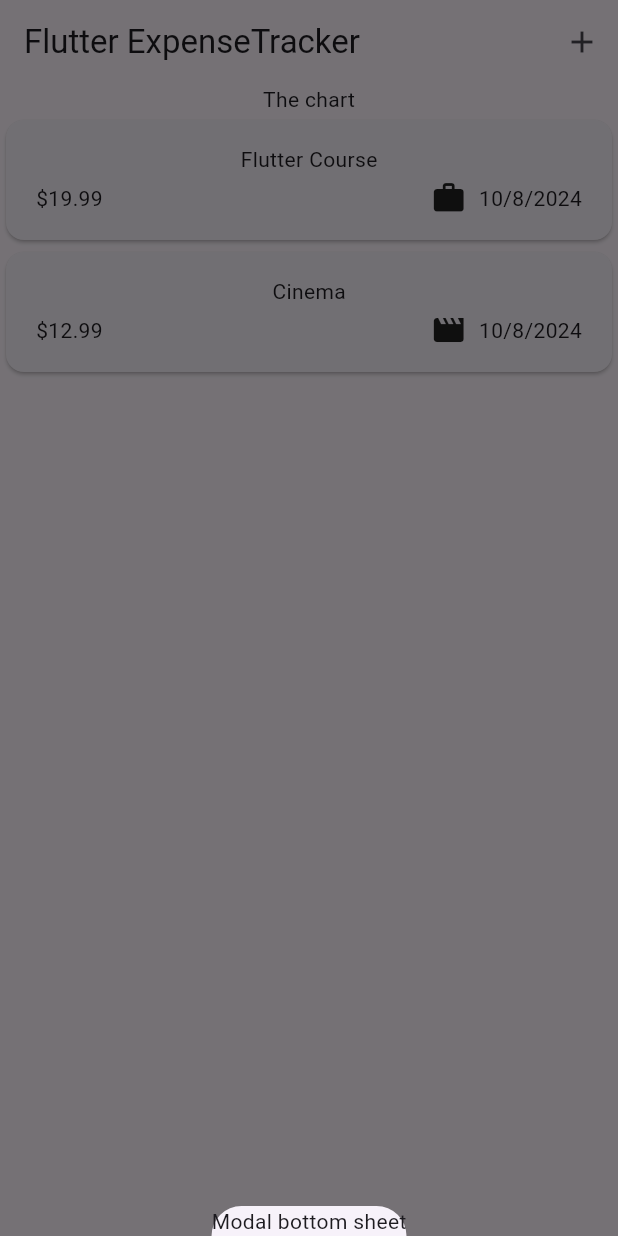
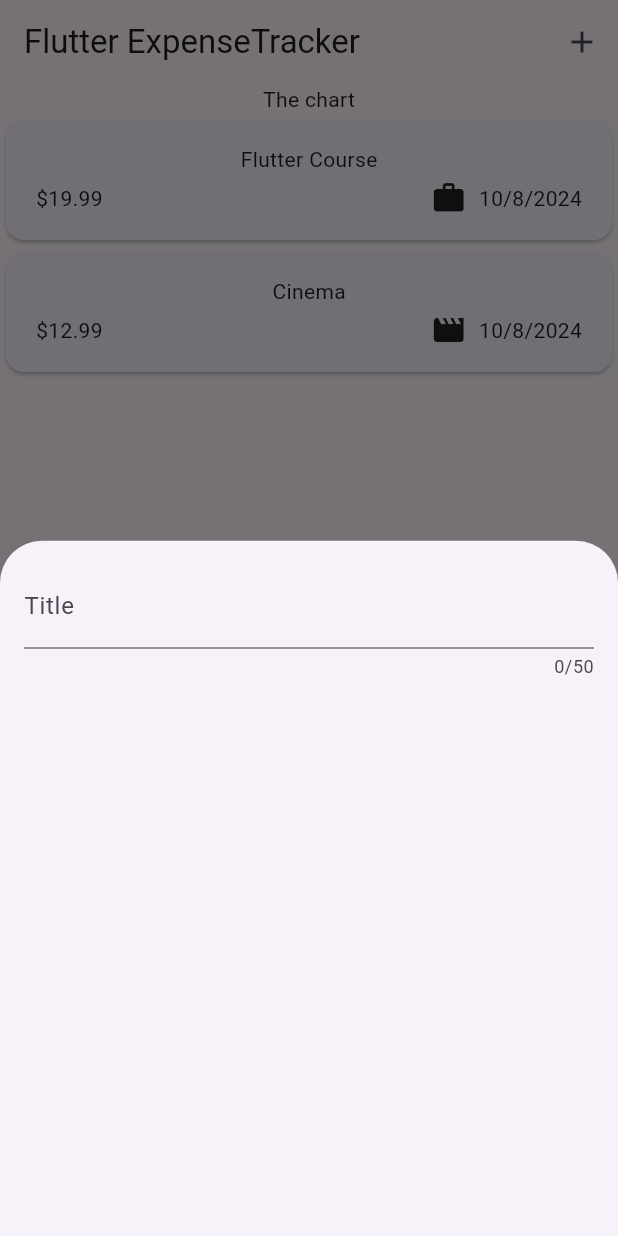
Before and after one commit to Lev1no/flutterExpenceTracker, a Flutter app: the screen it shows after launch, after a tap on the "add" icon, on a phone screen of 412 x 824 dp. Run offline on Flutter 3.47's test engine with Material 3 defaults, Android fonts, the phone set to English and light mode, and no system bars.

Commit message:
handling user(text) input with the textfield widget

```diff
--- a/lib/widgets/expenses.dart
+++ b/lib/widgets/expenses.dart
@@ -1,3 +1,4 @@
+import 'package:expense_tracker/widgets/new_expense.dart';
 import 'package:flutter/material.dart';
 
 import 'package:expense_tracker/widgets/expenses_list/expenses_list.dart';
@@ -31,7 +32,7 @@ class _ExpensesState extends State<Expenses> {
   void _openAddExpenseOverlay() {
     showModalBottomSheet(
       context: context,
-      builder: (ctx) => Text('Modal bottom sheet'),
+      builder: (ctx) => const NewExpense(),
     );
   }
 
--- /dev/null
+++ b/lib/widgets/new_expense.dart
@@ -0,0 +1,29 @@
+import 'package:flutter/material.dart';
+
+class NewExpense extends StatefulWidget {
+  const NewExpense({super.key});
+
+  @override
+  State<StatefulWidget> createState() {
+    return _NewExpenseState();
+  }
+}
+
+class _NewExpenseState extends State<NewExpense> {
+  @override
+  Widget build(BuildContext context) {
+    return Padding(
+      padding: const EdgeInsets.all(16),
+      child: Column(
+        children: const [
+          TextField(
+            maxLength: 50,
+            decoration: InputDecoration(
+              label: Text('Title'),
+            ),
+          ),
+        ],
+      ),
+    );
+  }
+}
```
